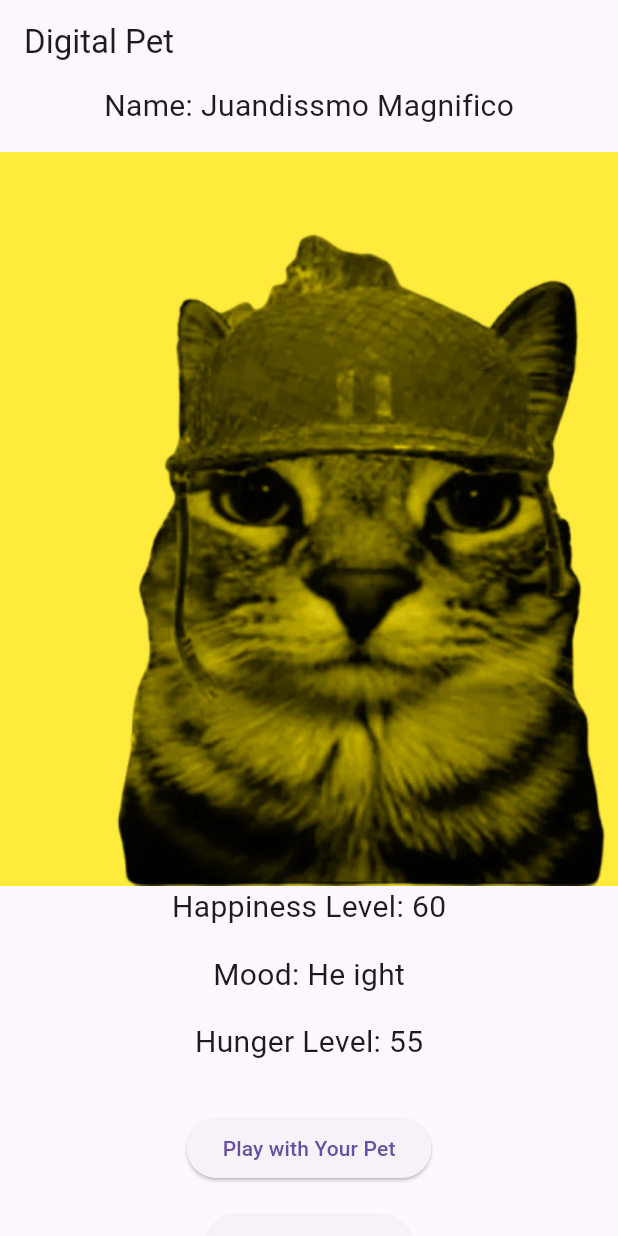
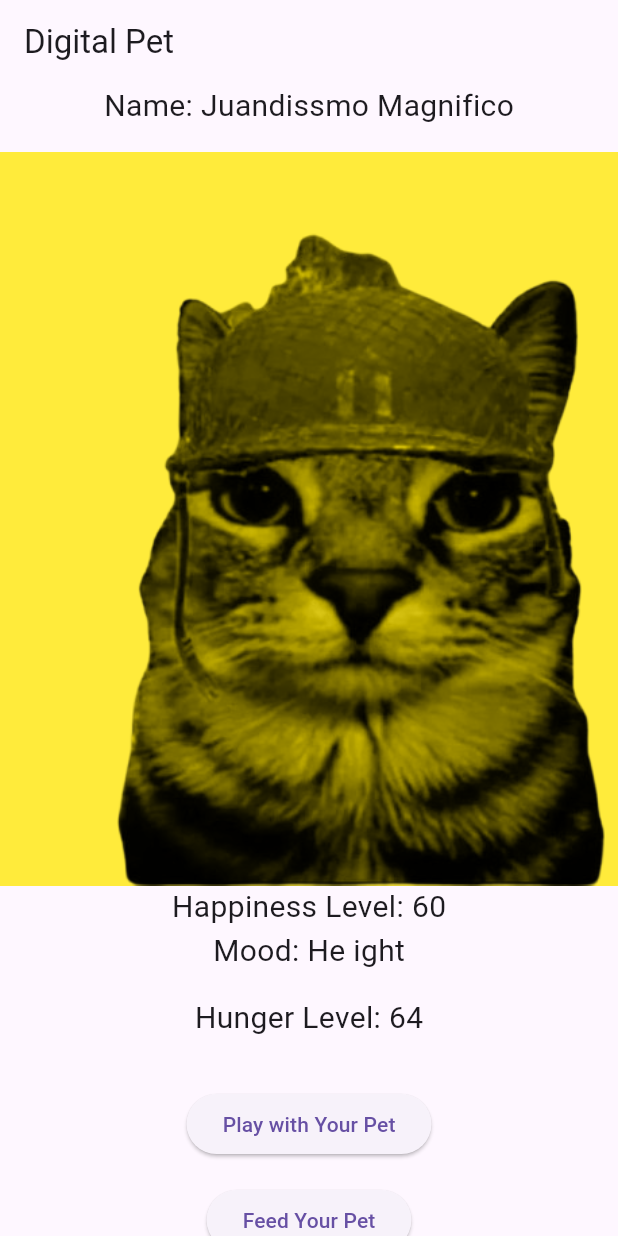
Before and after one commit to souparathon/CW3, a Flutter app: the screen it shows after launch, after a tap on "Play with Your Pet", on a phone screen of 412 x 824 dp. Run offline on Flutter 3.47's test engine with Material 3 defaults, Android fonts, the light colour scheme and no system bars.

Commit message:
Fixed duplictes

```diff
--- a/cw3/lib/main.dart
+++ b/cw3/lib/main.dart
@@ -2,25 +2,28 @@
 import 'dart:async';
 
 void main() {
-  runApp(MaterialApp(
+  runApp(const MaterialApp(
     home: DigitalPetApp(),
   ));
 }
 
 class DigitalPetApp extends StatefulWidget {
+  const DigitalPetApp({Key? key}) : super(key: key);
+
   @override
   _DigitalPetAppState createState() => _DigitalPetAppState();
 }
 
 class _DigitalPetAppState extends State<DigitalPetApp> {
-
   String petName = "Juandissmo Magnifico";
   int happinessLevel = 50;
   int hungerLevel = 50;
-  String _currentImage = 'assets/cat.png';
+  final String _currentImage = 'assets/cat.png';
   Color _petColor = Colors.yellow;
   String _petMood = "Neutral";
   Timer? _hungerTimer;
+  Timer? _winTimer;
+  bool _isWinTimerRunning = false;
 
   @override
   void initState() {
@@ -31,60 +34,103 @@
   @override
   void dispose() {
     _hungerTimer?.cancel();
+    _winTimer?.cancel();
     super.dispose();
   }
 
   void _startHungerTimer() {
-    _hungerTimer = Timer.periodic(Duration(seconds: 30), (timer) {
+    _hungerTimer = Timer.periodic(const Duration(seconds: 1), (timer) {
       setState(() {
-        hungerLevel = (hungerLevel + 5).clamp(0, 100);
-        print("Hunger Level: $hungerLevel");
+        hungerLevel = (hungerLevel + 1).clamp(0, 100);
         _updatePetColorAndMood();
+        _checkWinCondition();
+        _checkLossCondition();
       });
     });
   }
 
-  // Function to increase happiness and update hunger when playing with the pet
+  void _checkWinCondition() {
+    if (happinessLevel > 80) {
+      if (!_isWinTimerRunning) {
+        _isWinTimerRunning = true;
+        _winTimer = Timer(const Duration(seconds: 10), () {
+          if (happinessLevel > 80) {
+            _showWinMessage();
+          }
+        });
+      }
+    } else {
+      _isWinTimerRunning = false;
+      _winTimer?.cancel();
+    }
+  }
+
+  void _checkLossCondition() {
+    if (hungerLevel == 100 && happinessLevel <= 10) {
+      _showGameOverMessage();
+    }
+  }
+
+  void _showWinMessage() {
+    showDialog(
+      context: context,
+      builder: (BuildContext context) {
+        return AlertDialog(
+          title: const Text("You Win!"),
+          content: const Text("Your pet is very happy!"),
+          actions: [
+            TextButton(
+              child: const Text("OK"),
+              onPressed: () {
+                Navigator.of(context).pop();
+              },
+            ),
+          ],
+        );
+      },
+    );
+  }
+
+  void _showGameOverMessage() {
+    showDialog(
+      context: context,
+      builder: (BuildContext context) {
+        return AlertDialog(
+          title: const Text("Game Over"),
+          content: const Text("Your pet is too hungry and unhappy."),
+          actions: [
+            TextButton(
+              child: const Text("OK"),
+              onPressed: () {
+                Navigator.of(context).pop();
+              },
+            ),
+          ],
+        );
+      },
+    );
+  }
+
   void _playWithPet() {
     setState(() {
       happinessLevel = (happinessLevel + 10).clamp(0, 100);
       _updateHunger();
       _updatePetColorAndMood();
+      _checkWinCondition();
+      _checkLossCondition();
     });
   }
 
-  // Function to decrease hunger and update happiness when feeding the pet
   void _feedPet() {
     setState(() {
       hungerLevel = (hungerLevel - 10).clamp(0, 100);
       _updateHappiness();
       _updatePetColorAndMood();
+      _checkWinCondition();
+      _checkLossCondition();
     });
   }
 
-=======
-  String petName = "Your Pet";
-  int happinessLevel = 50;
-  int hungerLevel = 50;
-
-  // Function to increase happiness and update hunger when playing with the pet
-  void _playWithPet() {
-    setState(() {
-      happinessLevel = (happinessLevel + 10).clamp(0, 100);
-      _updateHunger();
-    });
-  }
-
-  // Function to decrease hunger and update happiness when feeding the pet
-  void _feedPet() {
-    setState(() {
-      hungerLevel = (hungerLevel - 10).clamp(0, 100);
-      _updateHappiness();
-    });
-  }
-
-
-  // Update happiness based on hunger level
   void _updateHappiness() {
     if (hungerLevel < 30) {
       happinessLevel = (happinessLevel - 20).clamp(0, 100);
@@ -93,7 +139,6 @@
     }
   }
 
-  // Increase hunger level slightly when playing with the pet
   void _updateHunger() {
     hungerLevel = (hungerLevel + 5).clamp(0, 100);
     if (hungerLevel > 100) {
@@ -102,8 +147,6 @@
     }
   }
 
-
-  // Method to change the pet's color and mood based on the happiness level
   void _updatePetColorAndMood() {
     if (happinessLevel > 70) {
       _petColor = Colors.green;
@@ -117,13 +160,11 @@
     }
   }
 
-
-
   @override
   Widget build(BuildContext context) {
     return Scaffold(
       appBar: AppBar(
-        title: Text('Digital Pet'),
+        title: const Text('Digital Pet'),
       ),
       body: Center(
         child: Column(
@@ -131,41 +172,36 @@
           children: <Widget>[
             Text(
               'Name: $petName',
-              style: TextStyle(fontSize: 20.0),
+              style: const TextStyle(fontSize: 20.0),
             ),
-            SizedBox(height: 16.0),
-
+            const SizedBox(height: 16.0),
             Image.asset(
               _currentImage,
               color: _petColor,
               colorBlendMode: BlendMode.color,
             ),
-
             Text(
               'Happiness Level: $happinessLevel',
-              style: TextStyle(fontSize: 20.0),
+              style: const TextStyle(fontSize: 20.0),
             ),
-            SizedBox(height: 16.0),
             Text(
-
               'Mood: $_petMood',
-              style: TextStyle(fontSize: 20.0),
+              style: const TextStyle(fontSize: 20.0),
             ),
-            SizedBox(height: 16.0),
+            const SizedBox(height: 16.0),
             Text(
-
               'Hunger Level: $hungerLevel',
-              style: TextStyle(fontSize: 20.0),
+              style: const TextStyle(fontSize: 20.0),
             ),
-            SizedBox(height: 32.0),
+            const SizedBox(height: 32.0),
             ElevatedButton(
               onPressed: _playWithPet,
-              child: Text('Play with Your Pet'),
+              child: const Text('Play with Your Pet'),
             ),
-            SizedBox(height: 16.0),
+            const SizedBox(height: 16.0),
             ElevatedButton(
               onPressed: _feedPet,
-              child: Text('Feed Your Pet'),
+              child: const Text('Feed Your Pet'),
             ),
           ],
         ),
```
